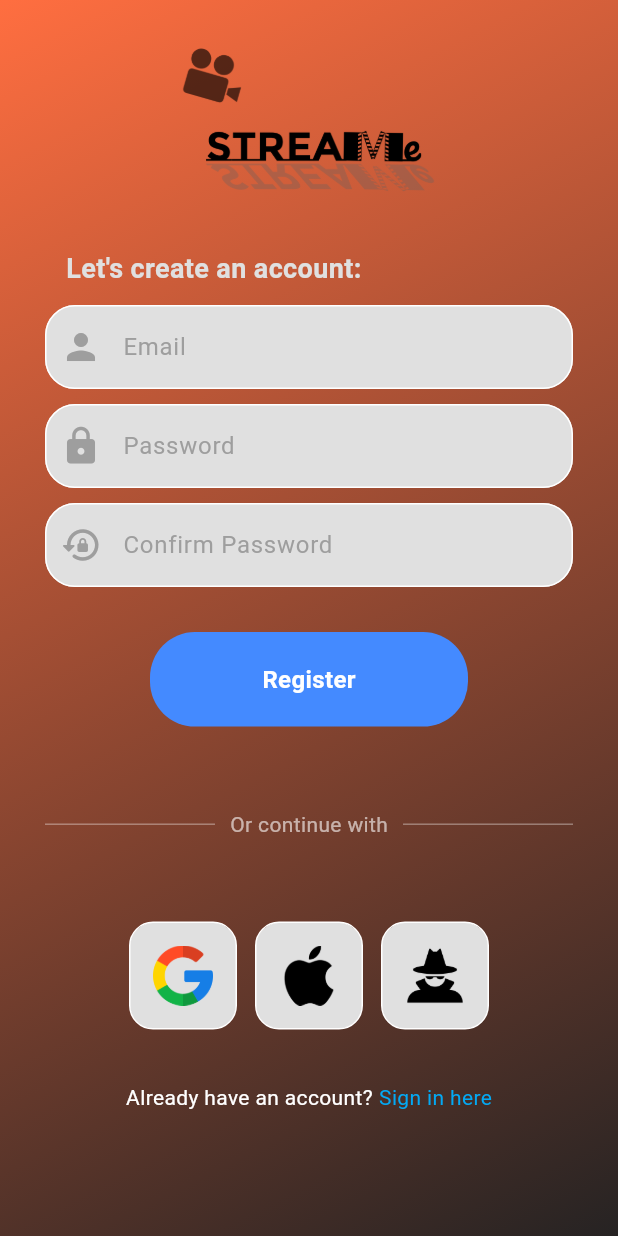
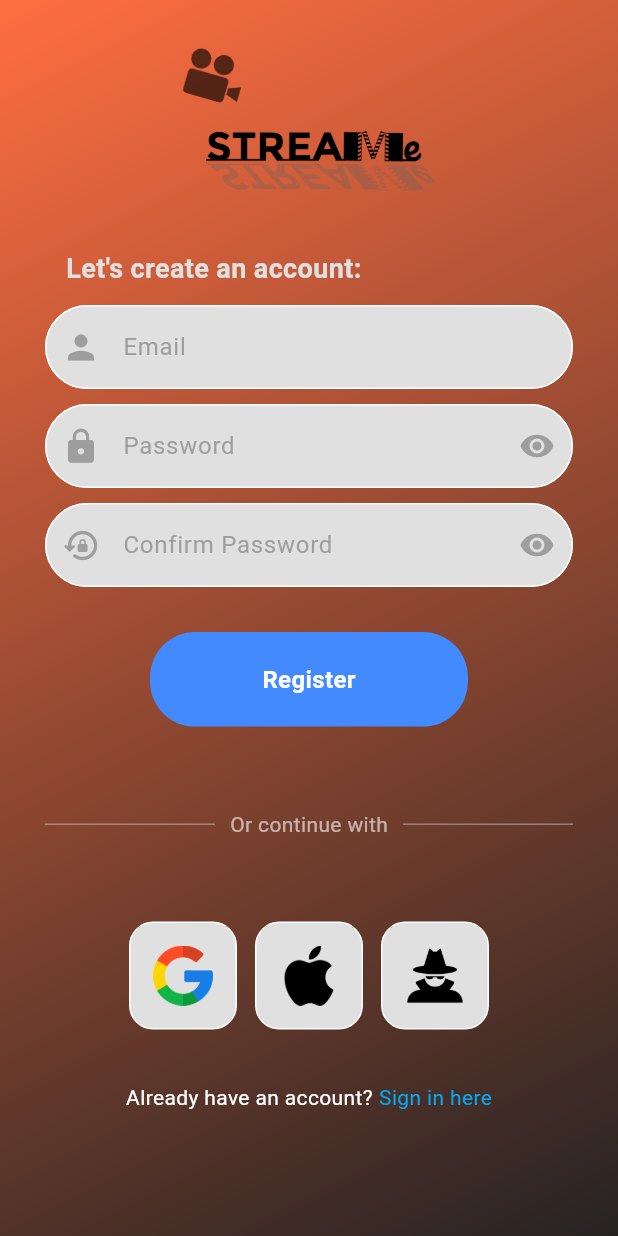
Before and after one commit to Str4wF4b/StreaMe, a Flutter app: the screen it shows after launch, after a tap on "Register now", on a phone screen of 412 x 824 dp. Run offline on Flutter 3.47's test engine with Material 3 defaults, Android fonts, the phone set to English and light mode, and no system bars; our stand-ins replace another_flutter_splash_screen, appinio_swiper, auto_size_text, cached_network_image, cloud_firestore, custom_refresh_indicator and 10 more; missing offline and left inert: autoscale_tabbarview, expand_widget; accounts and stored records are empty; network calls fail.

Commit message:
UI changes

```diff
--- a/lib/android/app/src/widgets/features/login_text_field.dart
+++ b/lib/android/app/src/widgets/features/login_text_field.dart
@@ -1,22 +1,25 @@
 import 'package:flutter/material.dart';
 import 'package:stream_me/android/app/src/utils/color_palette.dart';
 
-class LoginTextField extends StatelessWidget {
+class LoginTextField extends StatefulWidget {
   final TextEditingController? inputController; // user's input
   final bool obscureText; // obscured text for password in text field
   final String hintText; // hint text in text field
   final IconData prefixIcon;
 
-  //final Icon suffixIcon;
+  const LoginTextField(
+      {super.key,
+      required this.inputController,
+      required this.obscureText,
+      required this.hintText,
+      required this.prefixIcon});
 
-  const LoginTextField({
-    super.key,
-    required this.inputController,
-    required this.obscureText,
-    required this.hintText,
-    required this.prefixIcon,
-    /*required this.suffixIcon*/
-  });
+  @override
+  State<LoginTextField> createState() => _LoginTextFieldState();
+}
+
+class _LoginTextFieldState extends State<LoginTextField> {
+  bool _showPassword = true;
 
   @override
   Widget build(BuildContext context) {
@@ -24,46 +27,37 @@ class LoginTextField extends StatelessWidget {
     return Padding(
       padding: const EdgeInsets.symmetric(horizontal: 30.0),
       child: TextField(
-        controller: inputController, // get user's input
-        obscureText: obscureText,
+        controller: widget.inputController, // get user's input
+        obscureText: widget.obscureText ? _showPassword : false,
+        cursorColor: Colors.blueAccent,
         decoration: InputDecoration(
-            prefixIcon: Icon(prefixIcon, size: 28),
+            prefixIcon: Icon(widget.prefixIcon, size: 26),
             prefixIconColor: Colors.grey,
-            //TODO: suffixIcon
-            /*suffixIcon:
-                checkIconButton(suffixIcon, inputController, obscureText),*/
+            suffixIcon: widget.obscureText //show password icon
+                ? IconButton(
+                    onPressed: () {
+                      setState(() {
+                        _showPassword =
+                            !_showPassword; //switch between showing and not showing password
+                      });
+                    },
+                    icon: _showPassword
+                        ? const Icon(Icons.visibility,
+                            color: Colors.grey, size: 24)
+                        : const Icon(Icons.visibility_off,
+                            color: Colors.grey, size: 24))
+                : null,
             enabledBorder: OutlineInputBorder(
                 borderSide: const BorderSide(color: Colors.white),
-                borderRadius: BorderRadius.circular(20.0)),
+                borderRadius: BorderRadius.circular(30.0)),
             focusedBorder: OutlineInputBorder(
                 borderSide: const BorderSide(color: Colors.blueAccent),
-                borderRadius: BorderRadius.circular(20.0)),
+                borderRadius: BorderRadius.circular(30.0)),
             filled: true,
             fillColor: color.bodyTextColor,
-            hintText: hintText,
+            hintText: widget.hintText,
             hintStyle: const TextStyle(color: Colors.grey)),
       ),
     );
   }
-
-  /*
-  Widget checkIconButton(Icon icon, TextEditingController controller,
-      bool obscureText) {
-    obscureText = this.obscureText;
-    if (icon.toString() == const Icon(Icons.remove_red_eye).toString()) {
-      // check if suffixIcon is the needed one or not
-      print(obscureText);
-      return IconButton(onPressed: () {
-        obscureText = !obscureText;
-      },
-          icon: obscureText ? const Icon(
-              Icons.visibility) : const Icon(Icons.visibility_off));
-    } else {
-      return IconButton(
-          onPressed: null,
-          icon: icon,
-          disabledColor:
-          Colors.transparent); // disable other not needed suffixIcon
-    }
-   */
 }
```
